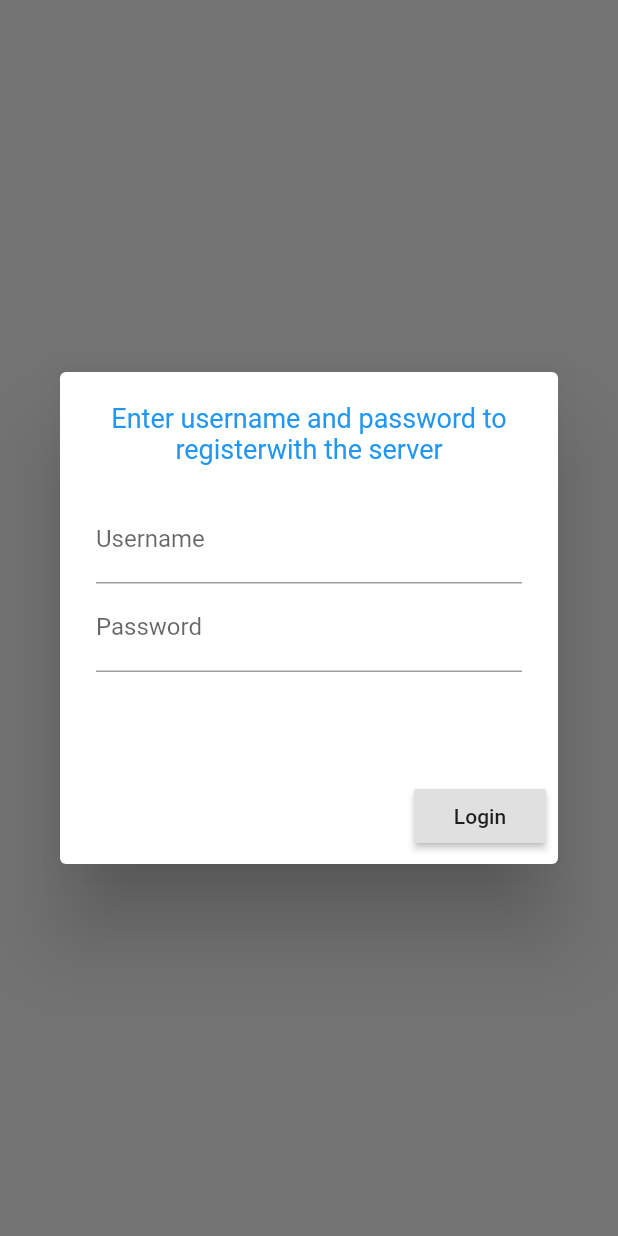
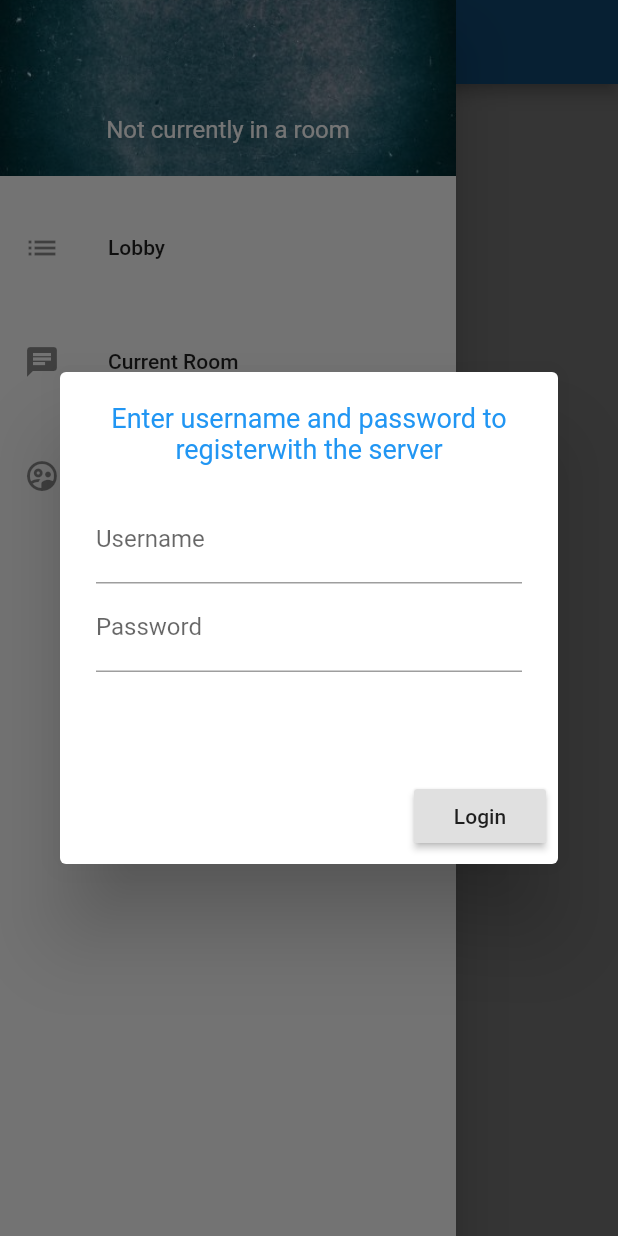
Before and after one commit to AndreiPatriota/FlutterChatClient, a Flutter app: the screen it shows after launch, with the side drawer open (before the commit the screen has no drawer), on a phone screen of 412 x 824 dp. Run offline on Flutter 3.47's test engine with Material 2 defaults, Android fonts, the phone set to English and light mode, and no system bars; missing offline and left inert: flutter_socket_io.

Commit message:
Home.dart and AppDrawer.dart completed with respective classes.
No Errors to report.

```diff
--- a/lib/connector.dart
+++ b/lib/connector.dart
@@ -98,7 +98,7 @@ class Connector{
 
   }
 
-  void listRooms({@required final Function callback}){
+  void listRooms({@required final void Function(Map<String, dynamic>) callback}){
     _showPleaseWait();
     var message = '{}';
     _io.sendMessage('listRooms', message,
@@ -176,7 +176,7 @@ class Connector{
 
   }
 
-  void listUsers({@required final Function callback}){
+  void listUsers({@required final void Function(Map<String, dynamic>) callback}){
 
     _showPleaseWait();
     var message = '{}';
--- a/lib/main.dart
+++ b/lib/main.dart
@@ -1,6 +1,6 @@
 import 'package:flutter/material.dart';
-import 'package:flutter_chat_client/views/home.dart';
-import 'package:flutter_chat_client/views/logindialog.dart';
+import 'package:flutter_chat_client/views/Home.dart';
+import 'package:flutter_chat_client/views/LoginDialog.dart';
 import 'package:path_provider/path_provider.dart';
 import 'package:path/path.dart';
 import 'package:scoped_model/scoped_model.dart';
@@ -38,19 +38,13 @@ void main(){
 
   WidgetsFlutterBinding.ensureInitialized();
   startMeUp();
-  runApp(FlutterChat());
+  runApp(MaterialApp(
+    home: FlutterChat(),
+  )
+  );
 }
 
 class FlutterChat extends StatelessWidget{
-
-  @override
-  Widget build(BuildContext context) =>
-      MaterialApp(
-        home: Scaffold(body: FlutterChatMain()),
-      );
-}
-
-class FlutterChatMain extends StatelessWidget{
 
   @override
   Widget build(BuildContext context) {
--- /dev/null
+++ b/lib/views/AppDrawer.dart
@@ -0,0 +1,94 @@
+import 'package:flutter/material.dart';
+import 'package:scoped_model/scoped_model.dart';
+import 'package:flutter_chat_client/model.dart' show mdl, FlutterChatModel;
+import 'package:flutter_chat_client/connector.dart' show conn;
+
+class AppDrawer extends StatelessWidget{
+
+  @override
+  Widget build(BuildContext context) =>
+      ScopedModel(
+          model: mdl,
+          child: ScopedModelDescendant<FlutterChatModel>(
+            builder: (inContext, inWidget, inModel)=>
+                Drawer(
+                  child: Column(
+                    children: [
+                      Container(
+                        child: Padding(
+                          padding: EdgeInsets.fromLTRB(0, 30, 0, 15),
+                          child: ListTile(
+                            title: Padding(
+                              padding: EdgeInsets.fromLTRB(0, 0, 0, 20),
+                              child: Center(
+                                child: Text(
+                                  mdl.userName,
+                                  style: TextStyle(color: Colors.white, fontSize: 18),
+                                ),
+                              ),
+                            ),
+                            subtitle: Center(
+                              child: Text(
+                                mdl.currentRoomName,
+                                style: TextStyle(color: Colors.white, fontSize: 16),
+                              ),
+                            ),
+                          ),
+                        ),
+                        decoration: BoxDecoration(
+                          image: DecorationImage(
+                            fit: BoxFit.cover,
+                            image: AssetImage('assets/images/drawback01.jpg')
+                          )
+                        ),
+                      ),
+                      Padding(
+                        padding: EdgeInsets.fromLTRB(0, 20, 0, 0),
+                        child: ListTile(
+                          leading: Icon(Icons.list),
+                          title: Text('Lobby'),
+                          onTap: (){
+                            Navigator.of(inContext)
+                                .pushNamedAndRemoveUntil('Lobby', ModalRoute.withName('/'));
+                            conn.listRooms(
+                                callback: (inRoomList){
+                                  mdl.setRoomsList = inRoomList;
+                                }
+                            );
+                          },
+                        ),
+                      ),
+                      Padding(
+                        padding: EdgeInsets.fromLTRB(0, 20, 0, 0),
+                        child: ListTile(
+                          leading: Icon(Icons.chat),
+                          title: Text('Current Room'),
+                          onTap: (){
+                            Navigator.of(inContext)
+                                .pushNamedAndRemoveUntil('Room', ModalRoute.withName('/'));
+                          },
+                        ),
+                      ),
+                      Padding(
+                        padding: EdgeInsets.fromLTRB(0, 20, 0, 0),
+                        child: ListTile(
+                          leading: Icon(Icons.supervised_user_circle_outlined),
+                          title: Text('User List'),
+                          onTap: (){
+                            Navigator.of(inContext)
+                                .pushNamedAndRemoveUntil('UserList', ModalRoute.withName('/'));
+                            conn.listRooms(
+                                callback: (inUserList){
+                                  mdl.setUsersList = inUserList;
+                                }
+                            );
+                          },
+                        ),
+                      )
+                    ],
+                  ),
+                )
+          )
+      );
+
+}
--- /dev/null
+++ b/lib/views/Home.dart
@@ -0,0 +1,24 @@
+import 'package:flutter/material.dart';
+import 'package:scoped_model/scoped_model.dart';
+import 'package:flutter_chat_client/model.dart' show mdl, FlutterChatModel;
+import 'AppDrawer.dart';
+
+class Home extends StatelessWidget{
+  @override
+  Widget build(BuildContext context) =>
+      ScopedModel(
+          model: mdl,
+          child: ScopedModelDescendant<FlutterChatModel>(
+            builder: (inContext, inWidget, inModel)=>
+                Scaffold(
+                  drawer: AppDrawer(),
+                  appBar: AppBar(
+                    title: Text('FlutterChat App'),
+                  ),
+                  body: Center(
+                    child: Text(mdl.greetings),
+                  ),
+                )
+          )
+      );
+}
--- a/lib/views/home.dart
+++ /dev/null
@@ -1,11 +0,0 @@
-import 'package:flutter/material.dart';
-
-class Home extends StatelessWidget{
-  @override
-  Widget build(BuildContext context) =>
-      Scaffold(
-        body: Center(
-          child: Text('Hello Flutter Chat!!'),
-        ),
-      );
-}
--- a/pubspec.yaml
+++ b/pubspec.yaml
@@ -47,8 +47,8 @@ flutter:
   uses-material-design: true
 
   # To add assets to your application, add an assets section, like this:
-  # assets:
-  #   - images/a_dot_burr.jpeg
+  assets:
+    - assets/images/drawback01.jpg
   #   - images/a_dot_ham.jpeg
 
   # An image asset can refer to one or more resolution-specific "variants", see
```
Also changed, not shown: assets/images/drawback01.jpg (added), lib/views/LoginDialog.dart (renamed from lib/views/logindialog.dart).
